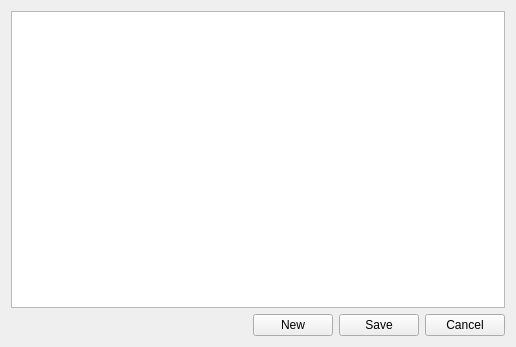
Qt form connectionmanager.ui (mastercad/DBManager) before a commit.
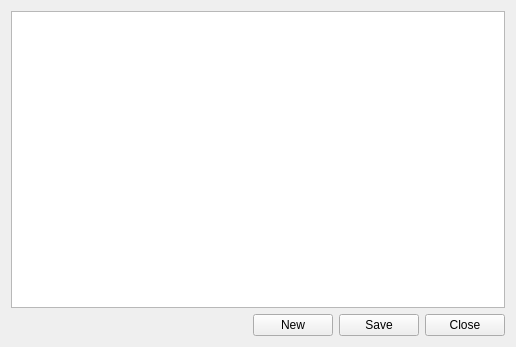
The same form after that commit.

The edit to the form file:
```diff
--- a/connectionmanager.ui
+++ b/connectionmanager.ui
@@ -56,7 +56,7 @@
      <item>
       <widget class="QPushButton" name="btnCancel">
        <property name="text">
-        <string>Cancel</string>
+        <string>Close</string>
        </property>
       </widget>
      </item>
```
